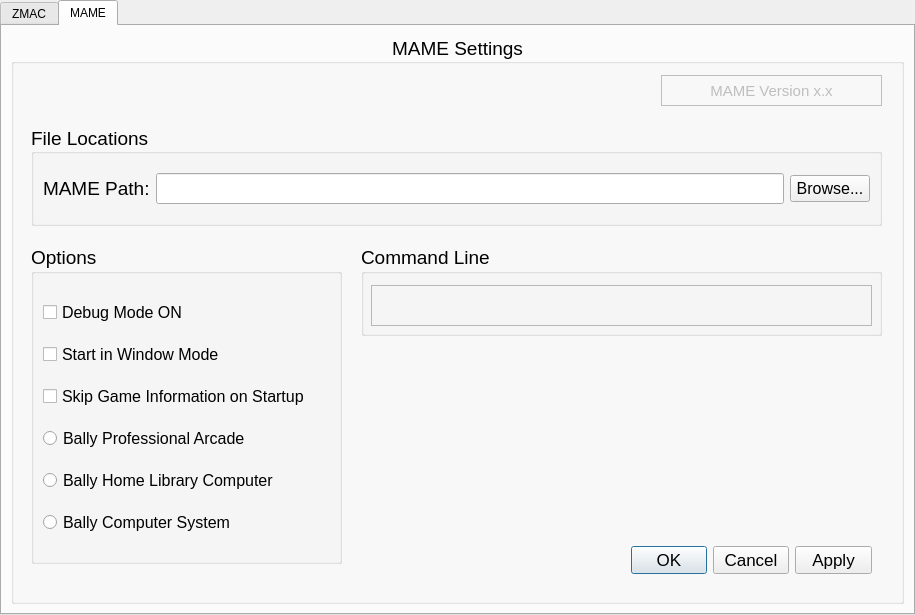
Old version of the form ui/BAPD_Settings_GUI.ui in the repository tinymouse42/BAPD.
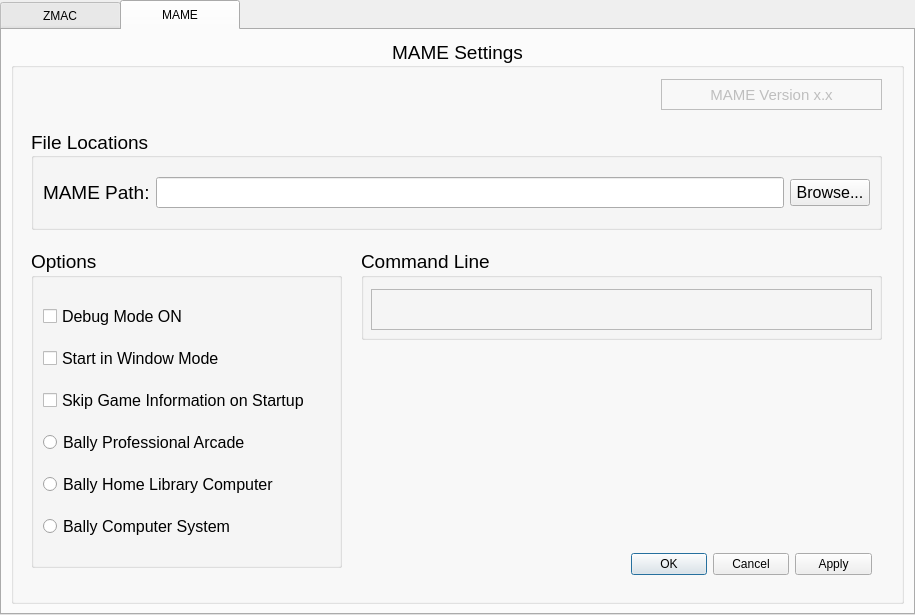
New version of the form. The open tabs and pages were chosen to show the change.

Commit message: 06/07/2024 Main and Settings Window working. Besides the Windows working, I have increased the size of the tabs in the settings menu. I am creating a branch at this point to see if I can organize the code a bit better, perhaps more OOP style. Having everything in one class bothers me for some reason.

What changed in the file:
```diff
--- a/ui/BAPD_Settings_GUI.ui
+++ b/ui/BAPD_Settings_GUI.ui
@@ -31,6 +31,13 @@
    </property>
    <item>
     <widget class="QTabWidget" name="settingsTabWidget">
+     <property name="styleSheet">
+      <string notr="true">QTabBar::tab {
+    height: 30px; /* Adjust tab height */
+    width: 120px; /* Adjust tab width */
+}
+</string>
+     </property>
      <property name="currentIndex">
       <number>0</number>
      </property>
@@ -307,6 +314,11 @@
       </layout>
      </widget>
      <widget class="QWidget" name="mameTab">
+      <property name="font">
+       <font>
+        <pointsize>12</pointsize>
+       </font>
+      </property>
       <attribute name="title">
        <string>MAME</string>
       </attribute>
```
Left out of the diff: 2 changed lines with no effect on the pictures. The commit also changes 2 other files.
